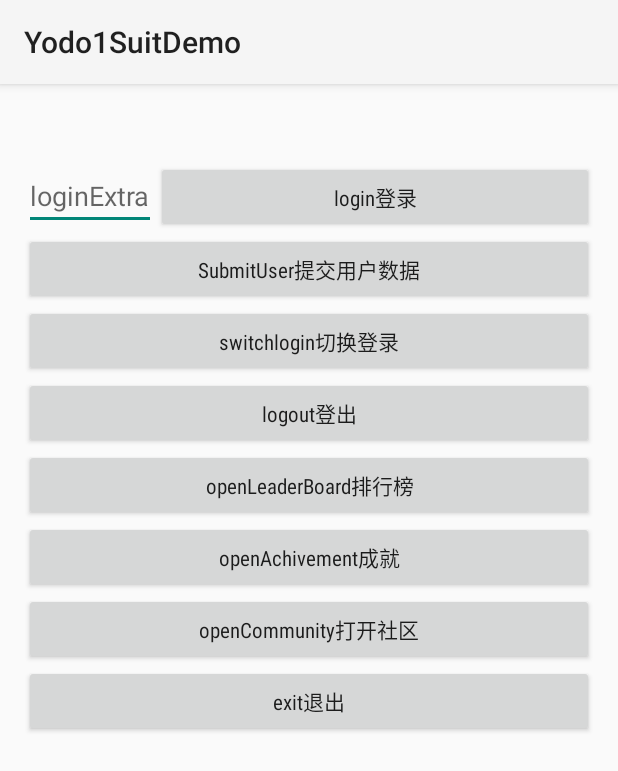
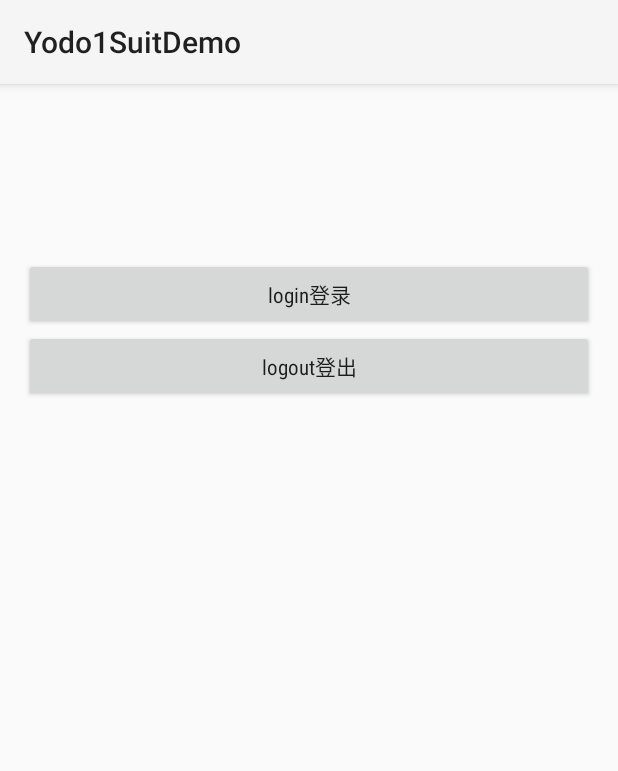
Before and after one commit to Yodo1Games/Yodo1-Suit-SDK-Android-Demo, an Android app: the fragment FragmentLogin shown on its own in the app's theme, on a phone screen of 412 x 824 dp. Shown: the top 771 px of the screen. Run offline under Robolectric (Android 15) with nearby library versions, the phone set to English and light mode, and no system bars; libraries missing offline, so code that uses them is left out: com.yodo1.android, com.yodo1.sdk; 3 statements that could not run were skipped.

Commit message:
special function for gp.

```diff
--- a/app/src/main/java/com/yodo1/demo/FragmentLogin.java
+++ b/app/src/main/java/com/yodo1/demo/FragmentLogin.java
@@ -6,7 +6,6 @@ import android.os.Bundle;
 import android.view.LayoutInflater;
 import android.view.View;
 import android.view.ViewGroup;
-import android.widget.EditText;
 import android.widget.TextView;
 import android.widget.Toast;
 
@@ -14,12 +13,8 @@ import androidx.fragment.app.Fragment;
 
 import com.yodo1.android.sdk.callback.Yodo1AccountListener;
 import com.yodo1.android.sdk.constants.LoginType;
-import com.yodo1.android.sdk.helper.Yodo1AccountHelper;
 import com.yodo1.android.sdk.kit.YLog;
-import com.yodo1.android.sdk.kit.YToastUtils;
-import com.yodo1.android.sdk.open.Yodo1Game;
 import com.yodo1.android.sdk.open.Yodo1UserCenter;
-import com.yodo1.sdk.adapter.callback.ChannelSDKCallback;
 import com.yodo1.sdk.adapter.callback.Yodo1ResultCallback;
 import com.yodo1.sdk.adapter.entity.User;
 
@@ -34,16 +29,12 @@ public class FragmentLogin extends Fragment implements View.OnClickListener {
     private static final String TAG = "[FragmentLogin];";
     private Activity mContext;
     private TextView tv;
-    private EditText loginparam;
     private Yodo1AccountListener listener = new Yodo1AccountListener() {
         @Override
         public void onLogin(LoginType type, Yodo1ResultCallback.ResultCode resultCode, int errorCode) {
             YLog.e(TAG + "onLogin, result = " + resultCode + ", errorCode = " + errorCode + ", type = " + type);
             if (resultCode == Yodo1ResultCallback.ResultCode.Success) {
                 Toast.makeText(mContext, "Login Success", Toast.LENGTH_SHORT).show();
-
-
-                submitUser();
             } else if (resultCode == Yodo1ResultCallback.ResultCode.Failed) {
                 Toast.makeText(mContext, "Login Failed", Toast.LENGTH_LONG).show();
             } else if (resultCode == Yodo1ResultCallback.ResultCode.Cancel) {
@@ -87,15 +78,8 @@ public class FragmentLogin extends Fragment implements View.OnClickListener {
         body = inflater.inflate(R.layout.fragment_login, container, false);
 
         body.findViewById(R.id.btn_account_login).setOnClickListener(this);
-        body.findViewById(R.id.btn_account_submit_user).setOnClickListener(this);
-        body.findViewById(R.id.btn_account_change).setOnClickListener(this);
         body.findViewById(R.id.btn_account_logout).setOnClickListener(this);
-        body.findViewById(R.id.btn_exit).setOnClickListener(this);
-        body.findViewById(R.id.btn_leaderboard).setOnClickListener(this);
-        body.findViewById(R.id.btn_ach).setOnClickListener(this);
-        body.findViewById(R.id.btn_community).setOnClickListener(this);
         tv = body.findViewById(R.id.contentView);
-        loginparam = body.findViewById(R.id.loginparam);
         Yodo1UserCenter.setListener(listener);
         return body;
     }
@@ -104,33 +88,18 @@ public class FragmentLogin extends Fragment implements View.OnClickListener {
     public void onClick(View v) {
         switch (v.getId()) {
             case R.id.btn_account_login:
-                login();
-                break;
-            case R.id.btn_account_submit_user:
-                submitUser();
-                break;
-            case R.id.btn_account_change:
-                changeAccount();
+                /**
+                 * 登录
+                 */
+                Yodo1UserCenter.login(mContext);
                 break;
             case R.id.btn_account_logout:
-                logout();
-                break;
-            case R.id.btn_exit:
-                exitGame();
-                break;
-            case R.id.btn_leaderboard:
-                Yodo1UserCenter.openLeaderboards(mContext);
-                break;
-            case R.id.btn_ach:
-                Yodo1UserCenter.achievementsOpen(mContext);
-                break;
-            case R.id.btn_community:
-                Yodo1Game.openCommunity(mContext, new ChannelSDKCallback() {
-                    @Override
-                    public void onResult(int status, int errorCode, String params) {
-
-                    }
-                });
+                /**
+                 * 登出
+                 */
+                if (Yodo1UserCenter.isLogin()) {
+                    Yodo1UserCenter.logout(mContext);
+                }
                 break;
             default:
                 break;
@@ -146,35 +115,8 @@ public class FragmentLogin extends Fragment implements View.OnClickListener {
     }
 
     private String updateInfos() {
-        StringBuilder sb = new StringBuilder();
-        sb.append("isLogin:" + Yodo1UserCenter.isLogin());
-        sb.append("\n");
         User user = Yodo1UserCenter.getUser();
-        if (user == null) {
-            sb.append("user 为空。");
-        } else {
-            sb.append("age:" + user.getAge());
-            sb.append("\n");
-            sb.append("From:" + user.getFrom());
-            sb.append("\n");
-            sb.append("NickName:" + user.getNickName());
-            sb.append("\n");
-            sb.append("PlayerId:" + user.getPlayerId());
-            sb.append("\n");
-            sb.append("OpsUid:" + user.getOpsUid());
-            sb.append("\n");
-            sb.append("OpsToken:" + user.getOpsToken());
-            sb.append("\n");
-            sb.append("level:" + user.getLevel());
-            sb.append("\n");
-            sb.append("thirdPartyUid:" + user.getThirdpartyUid());
-            sb.append("\n");
-            sb.append("thirdPartyToken:" + user.getThirdpartyToken());
-            sb.append("\n");
-            sb.append("Gender:" + user.getGender());
-            sb.append("\n");
-        }
-        return sb.toString();
+        return user.toString();
     }
 
     @Override
@@ -192,60 +134,4 @@ public class FragmentLogin extends Fragment implements View.OnClickListener {
             tv.setText(updateInfos());
         }
     }
-
-
-    /**
-     * 登录
-     */
-    private void login() {
-        Yodo1UserCenter.login(mContext);
-//        String s = loginparam.getText().toString();
-//        Yodo1UserCenter.login(mContext, LoginType.Channel, s);
-    }
-
-    /**
-     * 提交userInfo
-     */
-    private void submitUser() {
-        User user = Yodo1AccountHelper.getInstance().getUser().getUser();
-        user.setPlayerId("Test_PlayId");
-        user.setLevel(1);
-        user.setNickName("Test_RoleId");
-        user.setGameServerId("Test_ServerId");
-        Yodo1UserCenter.sumbitUser(mContext, user);
-    }
-
-    /**
-     * 切换登录
-     */
-    private void changeAccount() {
-        Yodo1UserCenter.changeAccount(mContext);
-    }
-
-    /**
-     * 登出
-     */
-    private void logout() {
-        YLog.e("isLogin" + Yodo1UserCenter.isLogin());
-        if (Yodo1UserCenter.isLogin()) {
-            Yodo1UserCenter.logout(mContext);
-        }
-    }
-
-
-    /**
-     * 退出游戏
-     */
-    private void exitGame() {
-        Yodo1Game.exit(mContext, new ChannelSDKCallback() {
-            @Override
-            public void onResult(int status, int errorCode, String params) {
-                if (status == ChannelSDKCallback.STATUS_SUCCESS) {
-                    System.exit(0);
-                } else {
-                    YToastUtils.showToast(mContext, "cancel.");
-                }
-            }
-        });
-    }
 }
--- a/app/src/main/res/layout/fragment_login.xml
+++ b/app/src/main/res/layout/fragment_login.xml
@@ -19,44 +19,15 @@
                 android:layout_width="match_parent"
                 android:layout_height="wrap_content"
                 android:isScrollContainer="false"
-                android:text="UserInfo" />
-
-            <LinearLayout
-                android:layout_width="match_parent"
-                android:layout_height="wrap_content"
-                android:orientation="horizontal">
-
-                <EditText
-                    android:id="@+id/loginparam"
-                    android:layout_width="wrap_content"
-                    android:layout_height="wrap_content"
-                    android:hint="loginExtra"
-                    android:minEms="4" />
-
-                <Button
-                    android:id="@+id/btn_account_login"
-                    android:layout_width="fill_parent"
-                    android:layout_height="wrap_content"
-                    android:fontFamily="sans-serif-condensed"
-                    android:text="login登录"
-                    android:textAllCaps="false" />
-            </LinearLayout>
+                android:minHeight="100sp"
+                android:text="User Info." />
 
             <Button
-                android:id="@+id/btn_account_submit_user"
+                android:id="@+id/btn_account_login"
                 android:layout_width="fill_parent"
                 android:layout_height="wrap_content"
                 android:fontFamily="sans-serif-condensed"
-                android:text="SubmitUser提交用户数据"
-                android:textAllCaps="false" />
-
-
-            <Button
-                android:id="@+id/btn_account_change"
-                android:layout_width="fill_parent"
-                android:layout_height="wrap_content"
-                android:fontFamily="sans-serif-condensed"
-                android:text="switchlogin切换登录"
+                android:text="login登录"
                 android:textAllCaps="false" />
 
             <Button
@@ -67,40 +38,6 @@
                 android:text="logout登出"
                 android:textAllCaps="false" />
 
-            <Button
-                android:id="@+id/btn_leaderboard"
-                android:layout_width="fill_parent"
-                android:layout_height="wrap_content"
-                android:fontFamily="sans-serif-condensed"
-                android:text="openLeaderBoard排行榜"
-                android:textAllCaps="false" />
-
-            <Button
-                android:id="@+id/btn_ach"
-                android:layout_width="fill_parent"
-                android:layout_height="wrap_content"
-                android:fontFamily="sans-serif-condensed"
-                android:text="openAchivement成就"
-                android:textAllCaps="false" />
-
-            <Button
-                android:id="@+id/btn_community"
-                android:layout_width="fill_parent"
-                android:layout_height="wrap_content"
-                android:fontFamily="sans-serif-condensed"
-                android:text="openCommunity打开社区"
-                android:textAllCaps="false" />
-
-
-            <Button
-                android:id="@+id/btn_exit"
-                android:layout_width="fill_parent"
-                android:layout_height="wrap_content"
-                android:fontFamily="sans-serif-condensed"
-                android:text="exit退出"
-                android:textAllCaps="false" />
-
-
         </LinearLayout>
     </ScrollView>
 </LinearLayout>
```
Also changed, not shown: app/build.gradle (+2 -7 lines), app/src/main/java/com/yodo1/demo/Config.java (deleted, +0 -10 lines), app/src/main/java/com/yodo1/demo/FragmentAnalytics.java (+4 -21 lines), app/src/main/java/com/yodo1/demo/FragmentMain.java (+2 -38 lines), app/src/main/java/com/yodo1/demo/FragmentOther.java (+3 -123 lines), app/src/main/java/com/yodo1/demo/MainActivity.java (+6 -6 lines), app/src/main/res/layout/fragment_other.xml (+0 -59 lines), app/src/main/assets/sharelogo.png (deleted), 1 other file.
